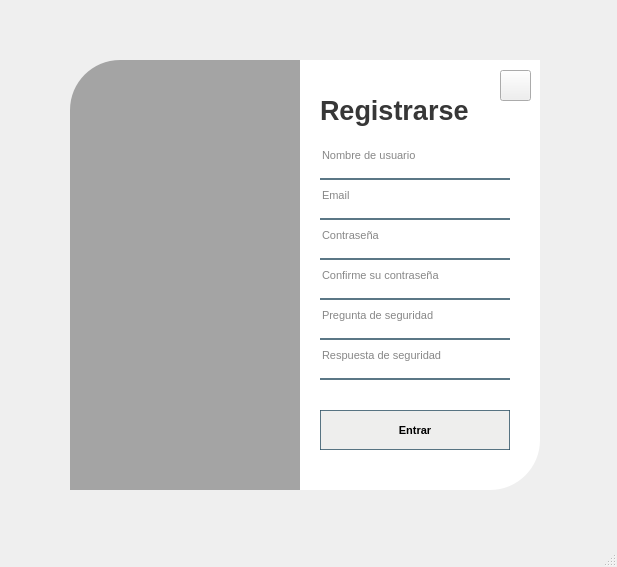
Above: Codigo/v2_2_registrarse.ui from cfmondelo/supermercado before the change. Below: the same form after it.
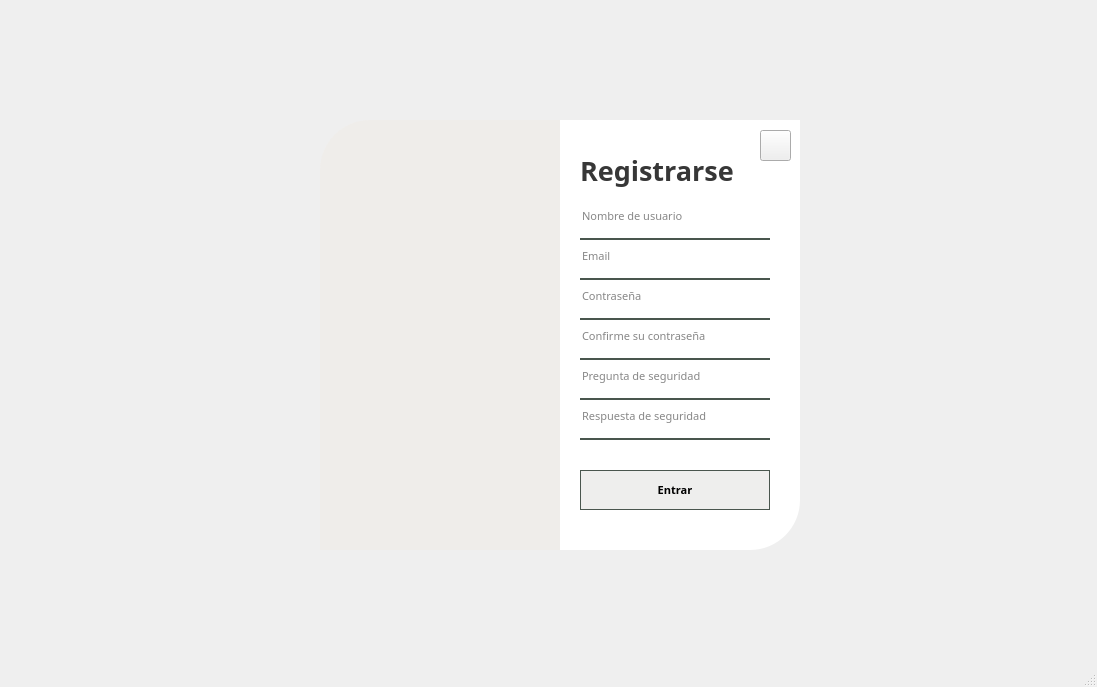
That is the form after the change. Icons and pictures are not drawn.

Diff of the .ui file:
```diff
--- a/Codigo/v2_2_registrarse.ui
+++ b/Codigo/v2_2_registrarse.ui
@@ -6,8 +6,8 @@
    <rect>
     <x>0</x>
     <y>0</y>
-    <width>617</width>
-    <height>567</height>
+    <width>1097</width>
+    <height>687</height>
    </rect>
   </property>
   <property name="windowTitle">
@@ -17,12 +17,17 @@
    <widget class="QWidget" name="widget" native="true">
     <property name="geometry">
      <rect>
-      <x>30</x>
-      <y>30</y>
+      <x>290</x>
+      <y>90</y>
       <width>550</width>
       <height>500</height>
      </rect>
     </property>
+    <property name="font">
+     <font>
+      <family>Raleway</family>
+     </font>
+    </property>
     <property name="styleSheet">
      <string notr="true">QPushButton#pushButton:pressed{
 	padding-left:5px;
@@ -40,32 +45,14 @@
     <widget class="QLabel" name="label_6">
      <property name="geometry">
       <rect>
-       <x>40</x>
+       <x>30</x>
        <y>30</y>
-       <width>280</width>
+       <width>240</width>
        <height>430</height>
       </rect>
      </property>
      <property name="styleSheet">
-      <string notr="true">border-image: url(:/images/5.jpg);
-border-image: url(:/images/z_background-login.jpg);
-border-top-left-radius:50px;</string>
-     </property>
-     <property name="text">
-      <string/>
-     </property>
-    </widget>
-    <widget class="QLabel" name="label_7">
-     <property name="geometry">
-      <rect>
-       <x>40</x>
-       <y>30</y>
-       <width>280</width>
-       <height>430</height>
-      </rect>
-     </property>
-     <property name="styleSheet">
-      <string notr="true">background-color:rgba(0,0,0,80);
+      <string notr="true">border-image: url(:/images/z_background_limonada_login.jpg);
 border-top-left-radius:50px;</string>
      </property>
      <property name="text">
@@ -101,6 +88,7 @@
      </property>
      <property name="font">
       <font>
+       <family>Raleway</family>
        <pointsize>20</pointsize>
        <weight>75</weight>
        <bold>true</bold>
@@ -124,13 +112,14 @@
      </property>
      <property name="font">
       <font>
+       <family>Raleway</family>
        <pointsize>8</pointsize>
       </font>
      </property>
      <property name="styleSheet">
-      <string notr="true">background-color:rgba(0,0,0,0);
+      <string notr="true">	background-color:rgba(0,0,0,0);
 border:none;
-border-bottom:2px solid rgba(46,82,101,200);
+border-bottom:2px solid rgb(73,86,78);
 color:rgba(0,0,0,240);
 padding-bottom:7px;</string>
      </property>
@@ -149,13 +138,14 @@
      </property>
      <property name="font">
       <font>
+       <family>Raleway</family>
        <pointsize>8</pointsize>
       </font>
      </property>
      <property name="styleSheet">
-      <string notr="true">background-color:rgba(0,0,0,0);
+      <string notr="true">	background-color:rgba(0,0,0,0);
 border:none;
-border-bottom:2px solid rgba(46,82,101,200);
+border-bottom:2px solid rgb(73,86,78);
 color:rgba(0,0,0,240);
 padding-bottom:7px;</string>
      </property>
@@ -177,6 +167,7 @@
      </property>
      <property name="font">
       <font>
+       <family>Raleway</family>
        <pointsize>8</pointsize>
        <weight>75</weight>
        <bold>true</bold>
@@ -186,7 +177,8 @@
       <string notr="true">background-color:   rgba(233,233,232,200);
 border-style:solid;
 border-width: 1px;
-border-color:  rgba(46,82,101,200);</string>
+border-color:  rgb(73,86,78);
+</string>
      </property>
      <property name="text">
       <string>Entrar</string>
@@ -203,13 +195,14 @@
      </property>
      <property name="font">
       <font>
+       <family>Raleway</family>
        <pointsize>8</pointsize>
       </font>
      </property>
      <property name="styleSheet">
-      <string notr="true">background-color:rgba(0,0,0,0);
+      <string notr="true">	background-color:rgba(0,0,0,0);
 border:none;
-border-bottom:2px solid rgba(46,82,101,200);
+border-bottom:2px solid rgb(73,86,78);
 color:rgba(0,0,0,240);
 padding-bottom:7px;</string>
      </property>
@@ -231,13 +224,14 @@
      </property>
      <property name="font">
       <font>
+       <family>Raleway</family>
        <pointsize>8</pointsize>
       </font>
      </property>
      <property name="styleSheet">
-      <string notr="true">background-color:rgba(0,0,0,0);
+      <string notr="true">	background-color:rgba(0,0,0,0);
 border:none;
-border-bottom:2px solid rgba(46,82,101,200);
+border-bottom:2px solid rgb(73,86,78);
 color:rgba(0,0,0,240);
 padding-bottom:7px;</string>
      </property>
@@ -259,13 +253,14 @@
      </property>
      <property name="font">
       <font>
+       <family>Raleway</family>
        <pointsize>8</pointsize>
       </font>
      </property>
      <property name="styleSheet">
-      <string notr="true">background-color:rgba(0,0,0,0);
+      <string notr="true">	background-color:rgba(0,0,0,0);
 border:none;
-border-bottom:2px solid rgba(46,82,101,200);
+border-bottom:2px solid rgb(73,86,78);
 color:rgba(0,0,0,240);
 padding-bottom:7px;</string>
      </property>
@@ -284,13 +279,14 @@
      </property>
      <property name="font">
       <font>
+       <family>Raleway</family>
        <pointsize>8</pointsize>
       </font>
      </property>
      <property name="styleSheet">
-      <string notr="true">background-color:rgba(0,0,0,0);
+      <string notr="true">	background-color:rgba(0,0,0,0);
 border:none;
-border-bottom:2px solid rgba(46,82,101,200);
+border-bottom:2px solid rgb(73,86,78);
 color:rgba(0,0,0,240);
 padding-bottom:7px;</string>
      </property>
@@ -315,6 +311,23 @@
        <normaloff>:/iconos/z_cerrar.png</normaloff>:/iconos/z_cerrar.png</iconset>
      </property>
     </widget>
+    <widget class="QLabel" name="label_7">
+     <property name="geometry">
+      <rect>
+       <x>30</x>
+       <y>30</y>
+       <width>240</width>
+       <height>430</height>
+      </rect>
+     </property>
+     <property name="styleSheet">
+      <string notr="true">background-color:rgba(239,232,224,70);
+border-top-left-radius:50px;</string>
+     </property>
+     <property name="text">
+      <string/>
+     </property>
+    </widget>
    </widget>
   </widget>
   <widget class="QStatusBar" name="statusbar"/>
```
Left out of the diff: 13 changed lines with no effect on the pictures.
